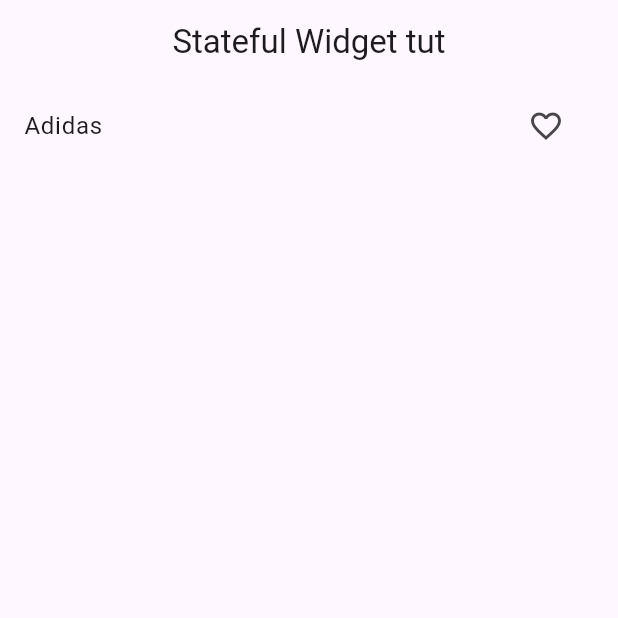
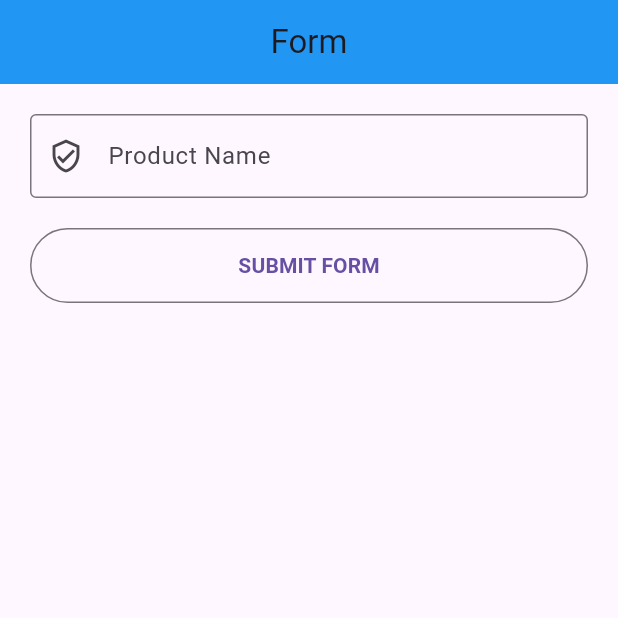
Before and after one commit to umersagheer/CodingWithT_beginners-app, a Flutter app: the screen it shows after launch, on a phone screen of 412 x 824 dp, the top half of it. Run offline on Flutter 3.47's test engine with Material 3 defaults, Android fonts, the light colour scheme and no system bars.

Commit message:
text-form-field

```diff
--- a/lib/main.dart
+++ b/lib/main.dart
@@ -1,3 +1,4 @@
+import 'package:beginner_app/screens/form.dart';
 import 'package:flutter/material.dart';
 
 void main() => runApp(const MyApp());
@@ -7,18 +8,11 @@ class MyApp extends StatelessWidget {
 
   @override
   Widget build(BuildContext context) {
-    return MaterialApp(
+    return const MaterialApp(
         debugShowCheckedModeBanner: false,
         title: 'Flutter App',
         themeMode: ThemeMode.system,
-      home: Scaffold(
-        appBar: AppBar(
-          title: const Text('Stateful Widget tut'),
-          centerTitle: true,
-        ),
-        body: const SFWidget(),
-      ),
-    );
+        home: FormScreen());
   }
 }
 
@@ -36,8 +30,13 @@ class _SFWidgetState extends State<SFWidget> {
   Widget build(BuildContext context) {
     return ListView(
       children: [
-        ListTile(
-          title: const Text("Adidas"),
+        Padding(
+          padding: const EdgeInsets.all(8.0),
+          child: ListTile(
+            shape: BeveledRectangleBorder(
+                borderRadius: BorderRadius.circular(3.0),
+                side: const BorderSide(color: Colors.blue, width: 1.0)),
+            title: const Text("Addidas"),
             trailing: IconButton(
               icon: liked
                   ? (const Icon(Icons.favorite))
@@ -48,6 +47,7 @@ class _SFWidgetState extends State<SFWidget> {
                 });
               },
             ),
+          ),
         )
       ],
     );
--- /dev/null
+++ b/lib/screens/form.dart
@@ -0,0 +1,69 @@
+import 'package:beginner_app/screens/details.dart';
+import 'package:flutter/material.dart';
+
+class FormScreen extends StatefulWidget {
+  const FormScreen({super.key});
+
+  @override
+  State<FormScreen> createState() => _FormScreenState();
+}
+
+class _FormScreenState extends State<FormScreen> {
+  final _productController = TextEditingController();
+
+  @override
+  void dispose() {
+    _productController.dispose();
+  }
+
+  @override
+  Widget build(BuildContext context) {
+    return Scaffold(
+        appBar: AppBar(
+          title: const Text('Form'),
+          backgroundColor: Colors.blue,
+          centerTitle: true,
+        ),
+        body: Container(
+          padding: const EdgeInsets.all(20),
+          child: ListView(
+            children: [
+              TextFormField(
+                controller: _productController,
+                decoration: const InputDecoration(
+                  border: OutlineInputBorder(),
+                  labelText: 'Product Name',
+                  prefixIcon: Icon(Icons.verified_user_outlined),
+                ),
+              ),
+              const SizedBox(height: 20),
+              submitButton(context)
+            ],
+          ),
+        ));
+  }
+
+  OutlinedButton submitButton(BuildContext context) {
+    return OutlinedButton(
+      onPressed: () {
+        Navigator.push(
+          context,
+          MaterialPageRoute(
+            builder: (context) {
+              return Details(
+                productName: _productController.text,
+              );
+            },
+          ),
+        );
+      },
+      style: OutlinedButton.styleFrom(
+        minimumSize: const Size(200, 50),
+      ),
+      child: Text(
+        "Submit Form".toUpperCase(),
+        style: const TextStyle(fontWeight: FontWeight.bold),
+      ),
+    );
+  }
+}
```
Also changed, not shown: lib/screens/dashboard.dart (deleted, +0 -39 lines), lib/screens/details.dart (added, +34 -0 lines), lib/screens/home.dart (deleted, +0 -77 lines). Lines whose indentation alone changed are shown as unchanged.
